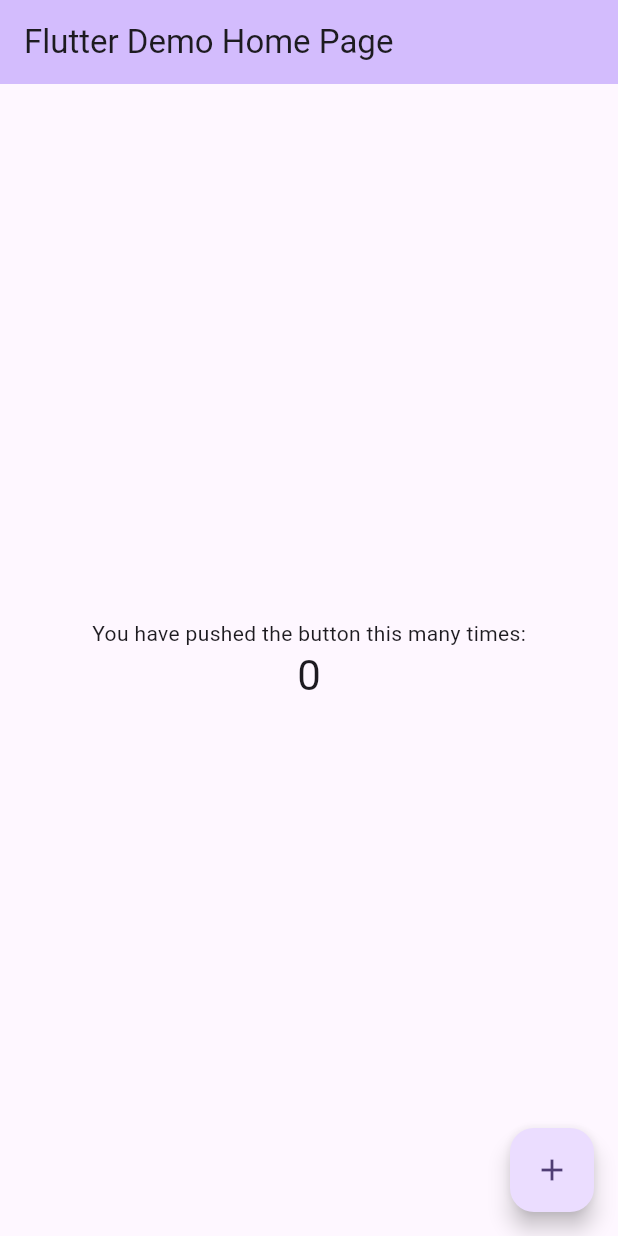
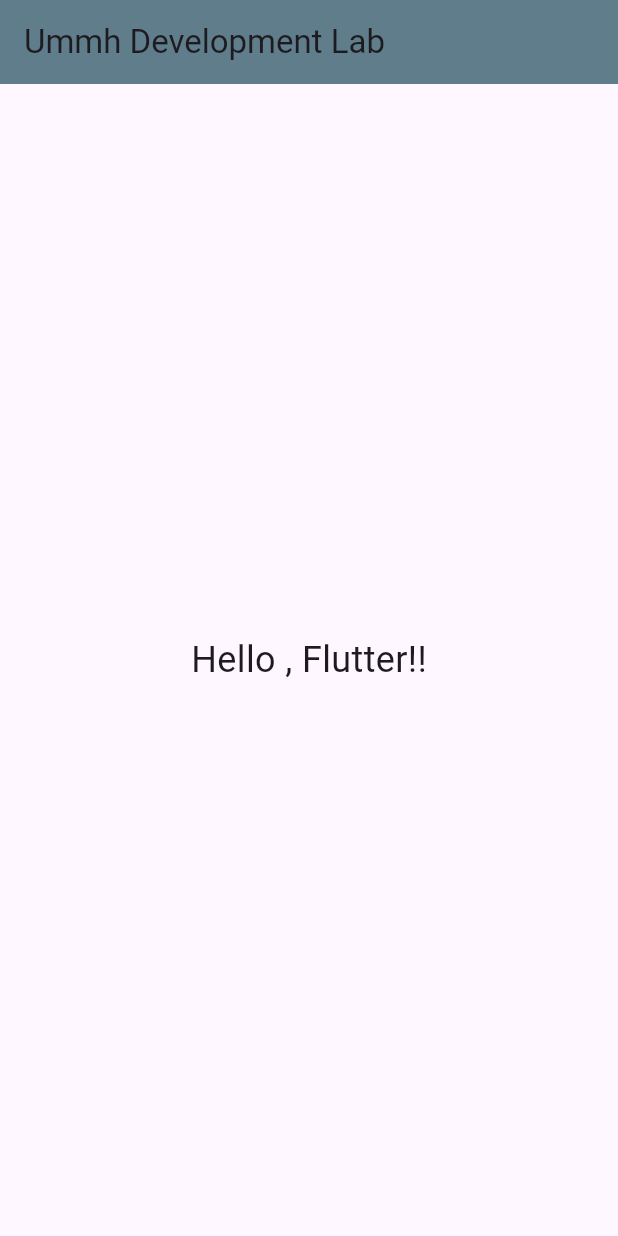
Before and after one commit to zzynnyxx/flutter-project-1, a Flutter app: the screen it shows after launch, on a phone screen of 412 x 824 dp. Run offline on Flutter 3.47's test engine with Material 3 defaults, Android fonts, the phone set to English and light mode, and no system bars.

Commit message:
second commit  very Basic

```diff
--- a/lib/main.dart
+++ b/lib/main.dart
@@ -1,122 +1,27 @@
 import 'package:flutter/material.dart';
 
-void main() {
-  runApp(const MyApp());
+void main(){
+  runApp(const MyFirstApp());
 }
 
-class MyApp extends StatelessWidget {
-  const MyApp({super.key});
+class MyFirstApp extends StatelessWidget {
+  const MyFirstApp({super.key});
 
-  // This widget is the root of your application.
   @override
   Widget build(BuildContext context) {
     return MaterialApp(
-      title: 'Flutter Demo',
-      theme: ThemeData(
-        // This is the theme of your application.
-        //
-        // TRY THIS: Try running your application with "flutter run". You'll see
-        // the application has a purple toolbar. Then, without quitting the app,
-        // try changing the seedColor in the colorScheme below to Colors.green
-        // and then invoke "hot reload" (save your changes or press the "hot
-        // reload" button in a Flutter-supported IDE, or press "r" if you used
-        // the command line to start the app).
-        //
-        // Notice that the counter didn't reset back to zero; the application
-        // state is not lost during the reload. To reset the state, use hot
-        // restart instead.
-        //
-        // This works for code too, not just values: Most code changes can be
-        // tested with just a hot reload.
-        colorScheme: ColorScheme.fromSeed(seedColor: Colors.deepPurple),
+      home: Scaffold(
+       appBar: AppBar(
+        title: const Text('Ummh Development Lab'),
+        backgroundColor:Colors.blueGrey ,
+       ),
+       body: const Center(
+        child: Text(
+          'Hello , Flutter!!',
+          style: TextStyle(fontSize: 24),
+        ),
+       ),
       ),
-      home: const MyHomePage(title: 'Flutter Demo Home Page'),
     );
   }
 }
-
-class MyHomePage extends StatefulWidget {
-  const MyHomePage({super.key, required this.title});
-
-  // This widget is the home page of your application. It is stateful, meaning
-  // that it has a State object (defined below) that contains fields that affect
-  // how it looks.
-
-  // This class is the configuration for the state. It holds the values (in this
-  // case the title) provided by the parent (in this case the App widget) and
-  // used by the build method of the State. Fields in a Widget subclass are
-  // always marked "final".
-
-  final String title;
-
-  @override
-  State<MyHomePage> createState() => _MyHomePageState();
-}
-
-class _MyHomePageState extends State<MyHomePage> {
-  int _counter = 0;
-
-  void _incrementCounter() {
-    setState(() {
-      // This call to setState tells the Flutter framework that something has
-      // changed in this State, which causes it to rerun the build method below
-      // so that the display can reflect the updated values. If we changed
-      // _counter without calling setState(), then the build method would not be
-      // called again, and so nothing would appear to happen.
-      _counter++;
-    });
-  }
-
-  @override
-  Widget build(BuildContext context) {
-    // This method is rerun every time setState is called, for instance as done
-    // by the _incrementCounter method above.
-    //
-    // The Flutter framework has been optimized to make rerunning build methods
-    // fast, so that you can just rebuild anything that needs updating rather
-    // than having to individually change instances of widgets.
-    return Scaffold(
-      appBar: AppBar(
-        // TRY THIS: Try changing the color here to a specific color (to
-        // Colors.amber, perhaps?) and trigger a hot reload to see the AppBar
-        // change color while the other colors stay the same.
-        backgroundColor: Theme.of(context).colorScheme.inversePrimary,
-        // Here we take the value from the MyHomePage object that was created by
-        // the App.build method, and use it to set our appbar title.
-        title: Text(widget.title),
-      ),
-      body: Center(
-        // Center is a layout widget. It takes a single child and positions it
-        // in the middle of the parent.
-        child: Column(
-          // Column is also a layout widget. It takes a list of children and
-          // arranges them vertically. By default, it sizes itself to fit its
-          // children horizontally, and tries to be as tall as its parent.
-          //
-          // Column has various properties to control how it sizes itself and
-          // how it positions its children. Here we use mainAxisAlignment to
-          // center the children vertically; the main axis here is the vertical
-          // axis because Columns are vertical (the cross axis would be
-          // horizontal).
-          //
-          // TRY THIS: Invoke "debug painting" (choose the "Toggle Debug Paint"
-          // action in the IDE, or press "p" in the console), to see the
-          // wireframe for each widget.
-          mainAxisAlignment: MainAxisAlignment.center,
-          children: <Widget>[
-            const Text('You have pushed the button this many times:'),
-            Text(
-              '$_counter',
-              style: Theme.of(context).textTheme.headlineMedium,
-            ),
-          ],
-        ),
-      ),
-      floatingActionButton: FloatingActionButton(
-        onPressed: _incrementCounter,
-        tooltip: 'Increment',
-        child: const Icon(Icons.add),
-      ), // This trailing comma makes auto-formatting nicer for build methods.
-    );
-  }
-}
```
Also changed, not shown: 1 other file.
